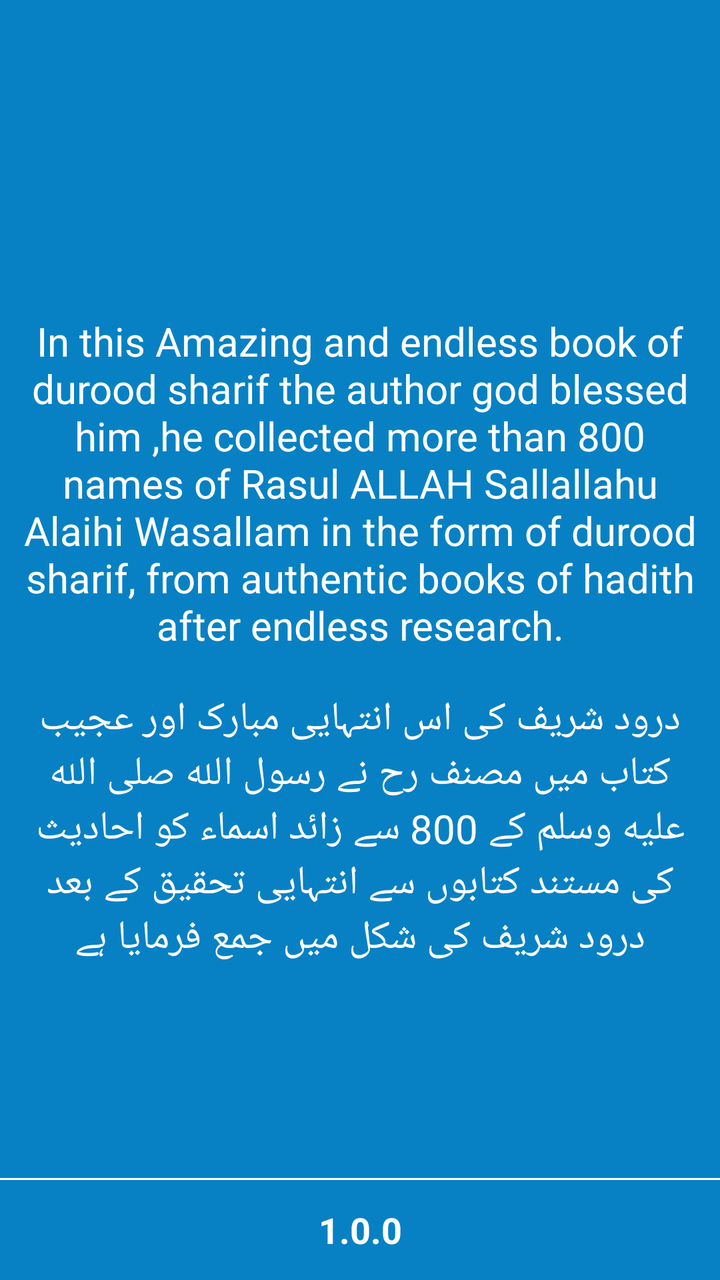
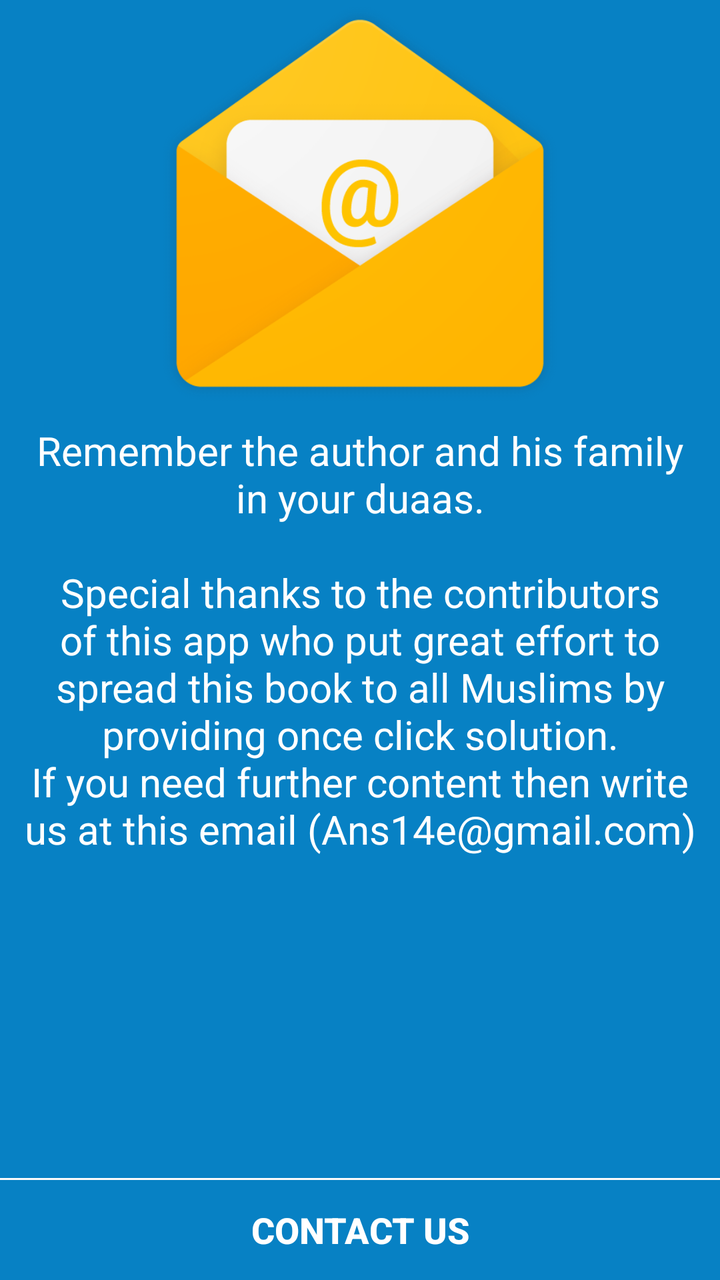

Compare the two renders of this Android layout. The source of the first and the diff that turns it into the second are given below.
<!-- AndroidManifest.xml: application theme AppTheme -->
<!-- res/layout/activity_about.xml -->
<?xml version="1.0" encoding="utf-8"?>
<RelativeLayout xmlns:android="http://schemas.android.com/apk/res/android"
    xmlns:tools="http://schemas.android.com/tools"
    android:layout_width="match_parent"
    android:layout_height="match_parent"
    android:background="#0781C4"
    android:foreground="?attr/selectableItemBackground"
    tools:context=".AboutActivity">

    <LinearLayout
        android:layout_width="wrap_content"
        android:layout_height="wrap_content"
        android:layout_margin="10dp"
        android:orientation="vertical"
        android:layout_centerInParent="true">

        <TextView
            android:id="@+id/tv_welcome_en"
            android:layout_width="wrap_content"
            android:layout_height="wrap_content"
            android:gravity="center"
            android:text="@string/welcome_text_en"
            android:textColor="#ffffff"
            android:textSize="20sp" />

        <TextView
            android:id="@+id/tv_welcome_ur"
            android:layout_width="wrap_content"
            android:layout_height="wrap_content"
            android:layout_marginTop="20dp"
            android:gravity="center"
            android:text="@string/welcome_text_ur"
            android:textColor="#ffffff"
            android:textSize="20sp"/>

    </LinearLayout>

    <View
        android:layout_width="match_parent"
        android:layout_height="1dp"
        android:layout_above="@+id/tv_version"
        android:background="#ffffff"/>


    <android.support.v7.widget.AppCompatTextView
        android:id="@+id/tv_version"
        android:layout_width="match_parent"
        android:layout_height="50dp"
        android:gravity="center"
        android:background="#0781C4"
        android:foreground="?attr/selectableItemBackground"
        android:layout_alignParentBottom="true"
        android:textColor="#ffffff"
        android:text="@string/app_version"
        android:textSize="18sp"
        android:textStyle="bold" />

</RelativeLayout>
<!-- resources referenced by this layout -->
<resources>
  <string name="app_version">1.0.0</string>
  <string name="welcome_text_en">In this Amazing and endless book of durood sharif the author
  god blessed him ,he collected  more than 800 names of Rasul ALLAH Sallallahu Alaihi Wasallam in the form of durood sharif, from authentic books of hadith after endless research.</string>
  <string name="welcome_text_ur">درود شریف کی اس انتہایی مبارک اور عجیب کتاب میں مصنف رح نے رسول الله
  صلى الله عليه وسلم کے 800 سے زائد اسماء کو احادیث کی مستند کتابوں  سے انتہایی تحقیق کے بعد درود شریف کی شکل میں جمع فرمایا ہے</string>
  <style name="AppTheme" parent="Theme.AppCompat.Light.DarkActionBar">
          <item name="colorPrimary">#0781C4</item>
          <item name="colorPrimaryDark">#0781C4</item>
      </style>
</resources>

<!-- the commit's change to res/layout/activity_about.xml (unified diff, before → after) -->
@@ -7,7 +7,15 @@
     android:foreground="?attr/selectableItemBackground"
     tools:context=".AboutActivity">
 
+    <ImageView
+        android:layout_width="200dp"
+        android:layout_height="200dp"
+        android:src="@drawable/ic_about_us"
+        android:layout_above="@+id/container"
+        android:layout_centerHorizontal="true"/>
+
     <LinearLayout
+        android:id="@+id/container"
         android:layout_width="wrap_content"
         android:layout_height="wrap_content"
         android:layout_margin="10dp"
@@ -19,39 +27,29 @@
             android:layout_width="wrap_content"
             android:layout_height="wrap_content"
             android:gravity="center"
-            android:text="@string/welcome_text_en"
+            android:text="@string/about_us"
             android:textColor="#ffffff"
             android:textSize="20sp" />
-
-        <TextView
-            android:id="@+id/tv_welcome_ur"
-            android:layout_width="wrap_content"
-            android:layout_height="wrap_content"
-            android:layout_marginTop="20dp"
-            android:gravity="center"
-            android:text="@string/welcome_text_ur"
-            android:textColor="#ffffff"
-            android:textSize="20sp"/>
 
     </LinearLayout>
 
     <View
         android:layout_width="match_parent"
         android:layout_height="1dp"
-        android:layout_above="@+id/tv_version"
+        android:layout_above="@+id/email_button"
         android:background="#ffffff"/>
 
 
-    <android.support.v7.widget.AppCompatTextView
-        android:id="@+id/tv_version"
+    <androidx.appcompat.widget.AppCompatButton
+        android:id="@+id/email_button"
         android:layout_width="match_parent"
         android:layout_height="50dp"
-        android:gravity="center"
+        android:layout_centerHorizontal="true"
         android:background="#0781C4"
         android:foreground="?attr/selectableItemBackground"
         android:layout_alignParentBottom="true"
         android:textColor="#ffffff"
-        android:text="@string/app_version"
+        android:text="Contact Us"
         android:textSize="18sp"
         android:textStyle="bold" />
 
<!-- resource entries referenced after the edit -->
@@ -1,10 +1,7 @@
 <!-- resources referenced by this layout -->
 <resources>
-  <string name="app_version">1.0.0</string>
-  <string name="welcome_text_en">In this Amazing and endless book of durood sharif the author
-  god blessed him ,he collected  more than 800 names of Rasul ALLAH Sallallahu Alaihi Wasallam in the form of durood sharif, from authentic books of hadith after endless research.</string>
-  <string name="welcome_text_ur">درود شریف کی اس انتہایی مبارک اور عجیب کتاب میں مصنف رح نے رسول الله
-  صلى الله عليه وسلم کے 800 سے زائد اسماء کو احادیث کی مستند کتابوں  سے انتہایی تحقیق کے بعد درود شریف کی شکل میں جمع فرمایا ہے</string>
+  <!-- drawable ic_about_us: jpg bitmap (drawable, 51839 bytes) -->
+  <string name="about_us">Remember the author and his family in your duaas.\n\nSpecial thanks to the contributors of this app who put great effort to spread this book to all Muslims by providing once click solution.\nIf you need further content then write us at this email (Ans14e@gmail.com)</string>
   <style name="AppTheme" parent="Theme.AppCompat.Light.DarkActionBar">
           <item name="colorPrimary">#0781C4</item>
           <item name="colorPrimaryDark">#0781C4</item>
